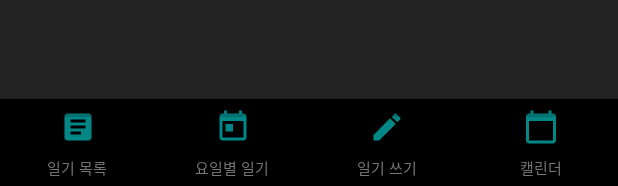
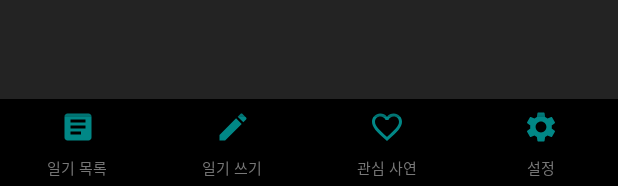
Before and after one commit to sgyoung96/Diary, an Android app: the layout activity_main_page.xml on its own in the app's theme, with its tools: preview values and no code run, on a phone screen of 412 x 824 dp. Shown: the part 1047-1233 px from the top of the screen. Run offline under Robolectric (Android 15) with nearby library versions, the phone set to English and light mode, and no system bars.

Commit message:
전체 윤곽 설정

```diff
--- a/ver1/app/src/main/java/com/example/diary1/datasave/query/LoginQuery.kt
+++ b/ver1/app/src/main/java/com/example/diary1/datasave/query/LoginQuery.kt
@@ -7,7 +7,6 @@
 import com.example.diary1.constants.SQLiteDBInfo
 import com.example.diary1.constants.UserInfo
 import com.example.diary1.datasave.SQLiteDBHelper
-import kotlinx.android.synthetic.main.activity_login.*
 import org.mindrot.jbcrypt.BCrypt
 
 object LoginQuery {
@@ -24,6 +23,10 @@
 
         return if (result.moveToNext()) {
             // 생성된 해쉬를 원래 비밀번호로 검증하는 방법. 맞을 경우 true 반환. 주로 로그인 로직에서 사용
+            // 여기서 터지는 이유를 찾아보자!!! -> ture 일 경우는 괜찮음. 근데 비밀번호 불일치시 터짐
+            // -> 처음부터 해시로 저장했으면 ㄱㅊ. 그렇지 않았던 경우에 문제가 발생함
+            // manifest 에서 android:allowBackup="false" 설정 바꿔주고, 핸드폰에서 설정 > 앱 > 데이터 삭제(데이터베이스까지 삭제된다는 알림 뜸) 로 해결
+            // -> 앱 삭제 후 재설치시 기존 정보 다 날아감
             val comparePW = BCrypt.checkpw(pw, result.getString(result.getColumnIndex(RegisterInfo.DB_COL_PW)))
             if (comparePW) {
                 UserInfo.userID = result.getString(result.getColumnIndex(RegisterInfo.DB_COL_ID))
--- a/ver1/app/src/main/java/com/example/diary1/ui/activity/LoginActivity.kt
+++ b/ver1/app/src/main/java/com/example/diary1/ui/activity/LoginActivity.kt
@@ -26,7 +26,7 @@
  * <!-- Status bar color. -->
  * <item name="android:statusBarColor" tools:targetApi="l">?attr/colorOnSecondary</item> 속성 변경
  */
-// TODO : 로그인시 비밀번호 일치 Boolean 값 리턴하도록 수정, 비밀번호 암호화
+
 // TODO : companion object -> object 클래스명, data class 사용하기
 class LoginActivity : AppCompatActivity() {
 
--- a/ver1/app/src/main/java/com/example/diary1/util/RegisterUtils.kt
+++ b/ver1/app/src/main/java/com/example/diary1/util/RegisterUtils.kt
@@ -15,10 +15,7 @@
             val readDatabase: SQLiteDatabase = dbHelper.readableDatabase
             val checkRegisterQuery = RegisterQuery.checkOneRegister(id)
             val result = readDatabase.rawQuery(checkRegisterQuery, null)
-            while (result.moveToNext()) {
-                return true
-            }
-            return false
+            return result.moveToNext()
         }
     }
 }
--- a/ver1/app/src/main/res/drawable/bottom_button_calendar_off.xml
+++ /dev/null
@@ -1,5 +0,0 @@
-<vector android:height="24dp" android:tint="@color/main_highlight"
-    android:viewportHeight="24" android:viewportWidth="24"
-    android:width="24dp" xmlns:android="http://schemas.android.com/apk/res/android">
-    <path android:fillColor="@android:color/white" android:pathData="M20,3h-1L19,1h-2v2L7,3L7,1L5,1v2L4,3c-1.1,0 -2,0.9 -2,2v16c0,1.1 0.9,2 2,2h16c1.1,0 2,-0.9 2,-2L22,5c0,-1.1 -0.9,-2 -2,-2zM20,21L4,21L4,8h16v13z"/>
-</vector>
--- a/ver1/app/src/main/res/drawable/bottom_button_calendar_on.xml
+++ /dev/null
@@ -1,5 +0,0 @@
-<vector android:height="24dp" android:tint="@color/input_highlight"
-    android:viewportHeight="24" android:viewportWidth="24"
-    android:width="24dp" xmlns:android="http://schemas.android.com/apk/res/android">
-    <path android:fillColor="@android:color/white" android:pathData="M20,3h-1L19,1h-2v2L7,3L7,1L5,1v2L4,3c-1.1,0 -2,0.9 -2,2v16c0,1.1 0.9,2 2,2h16c1.1,0 2,-0.9 2,-2L22,5c0,-1.1 -0.9,-2 -2,-2zM20,21L4,21L4,8h16v13z"/>
-</vector>
--- /dev/null
+++ b/ver1/app/src/main/res/drawable/bottom_button_my_off.xml
@@ -0,0 +1,5 @@
+<vector android:height="24dp" android:tint="@color/main_highlight"
+    android:viewportHeight="24" android:viewportWidth="24"
+    android:width="24dp" xmlns:android="http://schemas.android.com/apk/res/android">
+    <path android:fillColor="@android:color/white" android:pathData="M16.5,3c-1.74,0 -3.41,0.81 -4.5,2.09C10.91,3.81 9.24,3 7.5,3 4.42,3 2,5.42 2,8.5c0,3.78 3.4,6.86 8.55,11.54L12,21.35l1.45,-1.32C18.6,15.36 22,12.28 22,8.5 22,5.42 19.58,3 16.5,3zM12.1,18.55l-0.1,0.1 -0.1,-0.1C7.14,14.24 4,11.39 4,8.5 4,6.5 5.5,5 7.5,5c1.54,0 3.04,0.99 3.57,2.36h1.87C13.46,5.99 14.96,5 16.5,5c2,0 3.5,1.5 3.5,3.5 0,2.89 -3.14,5.74 -7.9,10.05z"/>
+</vector>
--- /dev/null
+++ b/ver1/app/src/main/res/drawable/bottom_button_my_on.xml
@@ -0,0 +1,5 @@
+<vector android:height="24dp" android:tint="@color/input_highlight"
+    android:viewportHeight="24" android:viewportWidth="24"
+    android:width="24dp" xmlns:android="http://schemas.android.com/apk/res/android">
+    <path android:fillColor="@android:color/white" android:pathData="M12,21.35l-1.45,-1.32C5.4,15.36 2,12.28 2,8.5 2,5.42 4.42,3 7.5,3c1.74,0 3.41,0.81 4.5,2.09C13.09,3.81 14.76,3 16.5,3 19.58,3 22,5.42 22,8.5c0,3.78 -3.4,6.86 -8.55,11.54L12,21.35z"/>
+</vector>
--- a/ver1/app/src/main/res/drawable/bottom_button_per_day_off.xml
+++ /dev/null
@@ -1,5 +0,0 @@
-<vector android:height="24dp" android:tint="@color/main_highlight"
-    android:viewportHeight="24" android:viewportWidth="24"
-    android:width="24dp" xmlns:android="http://schemas.android.com/apk/res/android">
-    <path android:fillColor="@android:color/white" android:pathData="M19,3h-1L18,1h-2v2L8,3L8,1L6,1v2L5,3c-1.11,0 -1.99,0.9 -1.99,2L3,19c0,1.1 0.89,2 2,2h14c1.1,0 2,-0.9 2,-2L21,5c0,-1.1 -0.9,-2 -2,-2zM19,19L5,19L5,8h14v11zM7,10h5v5L7,15z"/>
-</vector>
--- a/ver1/app/src/main/res/drawable/bottom_button_per_day_on.xml
+++ /dev/null
@@ -1,5 +0,0 @@
-<vector android:height="24dp" android:tint="@color/input_highlight"
-    android:viewportHeight="24" android:viewportWidth="24"
-    android:width="24dp" xmlns:android="http://schemas.android.com/apk/res/android">
-    <path android:fillColor="@android:color/white" android:pathData="M19,3h-1L18,1h-2v2L8,3L8,1L6,1v2L5,3c-1.11,0 -1.99,0.9 -1.99,2L3,19c0,1.1 0.89,2 2,2h14c1.1,0 2,-0.9 2,-2L21,5c0,-1.1 -0.9,-2 -2,-2zM19,19L5,19L5,8h14v11zM7,10h5v5L7,15z"/>
-</vector>
--- /dev/null
+++ b/ver1/app/src/main/res/drawable/bottom_button_setting_off.xml
@@ -0,0 +1,5 @@
+<vector android:height="24dp" android:tint="@color/main_highlight"
+    android:viewportHeight="24" android:viewportWidth="24"
+    android:width="24dp" xmlns:android="http://schemas.android.com/apk/res/android">
+    <path android:fillColor="@android:color/white" android:pathData="M19.14,12.94c0.04,-0.3 0.06,-0.61 0.06,-0.94c0,-0.32 -0.02,-0.64 -0.07,-0.94l2.03,-1.58c0.18,-0.14 0.23,-0.41 0.12,-0.61l-1.92,-3.32c-0.12,-0.22 -0.37,-0.29 -0.59,-0.22l-2.39,0.96c-0.5,-0.38 -1.03,-0.7 -1.62,-0.94L14.4,2.81c-0.04,-0.24 -0.24,-0.41 -0.48,-0.41h-3.84c-0.24,0 -0.43,0.17 -0.47,0.41L9.25,5.35C8.66,5.59 8.12,5.92 7.63,6.29L5.24,5.33c-0.22,-0.08 -0.47,0 -0.59,0.22L2.74,8.87C2.62,9.08 2.66,9.34 2.86,9.48l2.03,1.58C4.84,11.36 4.8,11.69 4.8,12s0.02,0.64 0.07,0.94l-2.03,1.58c-0.18,0.14 -0.23,0.41 -0.12,0.61l1.92,3.32c0.12,0.22 0.37,0.29 0.59,0.22l2.39,-0.96c0.5,0.38 1.03,0.7 1.62,0.94l0.36,2.54c0.05,0.24 0.24,0.41 0.48,0.41h3.84c0.24,0 0.44,-0.17 0.47,-0.41l0.36,-2.54c0.59,-0.24 1.13,-0.56 1.62,-0.94l2.39,0.96c0.22,0.08 0.47,0 0.59,-0.22l1.92,-3.32c0.12,-0.22 0.07,-0.47 -0.12,-0.61L19.14,12.94zM12,15.6c-1.98,0 -3.6,-1.62 -3.6,-3.6s1.62,-3.6 3.6,-3.6s3.6,1.62 3.6,3.6S13.98,15.6 12,15.6z"/>
+</vector>
--- /dev/null
+++ b/ver1/app/src/main/res/drawable/bottom_button_setting_on.xml
@@ -0,0 +1,5 @@
+<vector android:height="24dp" android:tint="@color/input_highlight"
+    android:viewportHeight="24" android:viewportWidth="24"
+    android:width="24dp" xmlns:android="http://schemas.android.com/apk/res/android">
+    <path android:fillColor="@android:color/white" android:pathData="M19.14,12.94c0.04,-0.3 0.06,-0.61 0.06,-0.94c0,-0.32 -0.02,-0.64 -0.07,-0.94l2.03,-1.58c0.18,-0.14 0.23,-0.41 0.12,-0.61l-1.92,-3.32c-0.12,-0.22 -0.37,-0.29 -0.59,-0.22l-2.39,0.96c-0.5,-0.38 -1.03,-0.7 -1.62,-0.94L14.4,2.81c-0.04,-0.24 -0.24,-0.41 -0.48,-0.41h-3.84c-0.24,0 -0.43,0.17 -0.47,0.41L9.25,5.35C8.66,5.59 8.12,5.92 7.63,6.29L5.24,5.33c-0.22,-0.08 -0.47,0 -0.59,0.22L2.74,8.87C2.62,9.08 2.66,9.34 2.86,9.48l2.03,1.58C4.84,11.36 4.8,11.69 4.8,12s0.02,0.64 0.07,0.94l-2.03,1.58c-0.18,0.14 -0.23,0.41 -0.12,0.61l1.92,3.32c0.12,0.22 0.37,0.29 0.59,0.22l2.39,-0.96c0.5,0.38 1.03,0.7 1.62,0.94l0.36,2.54c0.05,0.24 0.24,0.41 0.48,0.41h3.84c0.24,0 0.44,-0.17 0.47,-0.41l0.36,-2.54c0.59,-0.24 1.13,-0.56 1.62,-0.94l2.39,0.96c0.22,0.08 0.47,0 0.59,-0.22l1.92,-3.32c0.12,-0.22 0.07,-0.47 -0.12,-0.61L19.14,12.94zM12,15.6c-1.98,0 -3.6,-1.62 -3.6,-3.6s1.62,-3.6 3.6,-3.6s3.6,1.62 3.6,3.6S13.98,15.6 12,15.6z"/>
+</vector>
--- a/ver1/app/src/main/res/layout/activity_main_page.xml
+++ b/ver1/app/src/main/res/layout/activity_main_page.xml
@@ -80,39 +80,6 @@
             >
 
             <ImageView
-                android:id="@+id/iv_bottom_per_day"
-                android:layout_width="wrap_content"
-                android:layout_height="wrap_content"
-                android:backgroundTint="@color/main_background"
-                android:src="@drawable/bottom_button_per_day_off"
-                app:layout_constraintTop_toTopOf="parent"
-                app:layout_constraintStart_toStartOf="parent"
-                app:layout_constraintEnd_toEndOf="parent"
-                app:layout_constraintBottom_toTopOf="@id/tv_bottom_per_day"
-                />
-
-            <TextView
-                android:id="@+id/tv_bottom_per_day"
-                android:layout_width="match_parent"
-                android:layout_height="wrap_content"
-                android:text="@string/bottom_button_diary_per_day"
-                android:textColor="@color/main_sub_text_color"
-                android:textSize="10dp"
-                android:textStyle="normal"
-                android:gravity="center"
-                app:layout_constraintTop_toBottomOf="@id/iv_bottom_per_day"
-                app:layout_constraintBottom_toBottomOf="parent"
-                />
-
-        </androidx.constraintlayout.widget.ConstraintLayout>
-
-        <androidx.constraintlayout.widget.ConstraintLayout
-            android:layout_width="match_parent"
-            android:layout_height="match_parent"
-            android:layout_weight="1"
-            >
-
-            <ImageView
                 android:id="@+id/iv_bottom_post"
                 android:layout_width="wrap_content"
                 android:layout_height="wrap_content"
@@ -146,27 +113,60 @@
             >
 
             <ImageView
-                android:id="@+id/iv_bottom_calendar"
+                android:id="@+id/iv_bottom_my"
                 android:layout_width="wrap_content"
                 android:layout_height="wrap_content"
                 android:backgroundTint="@color/main_background"
-                android:src="@drawable/bottom_button_calendar_off"
-                app:layout_constraintTop_toTopOf=   "parent"
+                android:src="@drawable/bottom_button_my_off"
+                app:layout_constraintTop_toTopOf="parent"
                 app:layout_constraintStart_toStartOf="parent"
                 app:layout_constraintEnd_toEndOf="parent"
-                app:layout_constraintBottom_toTopOf="@id/tv_bottom_calendar"
+                app:layout_constraintBottom_toTopOf="@id/tv_bottom_my"
                 />
 
             <TextView
-                android:id="@+id/tv_bottom_calendar"
+                android:id="@+id/tv_bottom_my"
                 android:layout_width="match_parent"
                 android:layout_height="wrap_content"
-                android:text="@string/bottom_button_diary_calendar"
+                android:text="@string/bottom_button_diary_my"
                 android:textColor="@color/main_sub_text_color"
                 android:textSize="10dp"
                 android:textStyle="normal"
                 android:gravity="center"
-                app:layout_constraintTop_toBottomOf="@id/iv_bottom_calendar"
+                app:layout_constraintTop_toBottomOf="@id/iv_bottom_my"
+                app:layout_constraintBottom_toBottomOf="parent"
+                />
+
+        </androidx.constraintlayout.widget.ConstraintLayout>
+
+        <androidx.constraintlayout.widget.ConstraintLayout
+            android:layout_width="match_parent"
+            android:layout_height="match_parent"
+            android:layout_weight="1"
+            >
+
+            <ImageView
+                android:id="@+id/iv_bottom_setting"
+                android:layout_width="wrap_content"
+                android:layout_height="wrap_content"
+                android:backgroundTint="@color/main_background"
+                android:src="@drawable/bottom_button_setting_off"
+                app:layout_constraintTop_toTopOf="parent"
+                app:layout_constraintStart_toStartOf="parent"
+                app:layout_constraintEnd_toEndOf="parent"
+                app:layout_constraintBottom_toTopOf="@id/tv_bottom_setting"
+                />
+
+            <TextView
+                android:id="@+id/tv_bottom_setting"
+                android:layout_width="match_parent"
+                android:layout_height="wrap_content"
+                android:text="@string/bottom_button_diary_setting"
+                android:textColor="@color/main_sub_text_color"
+                android:textSize="10dp"
+                android:textStyle="normal"
+                android:gravity="center"
+                app:layout_constraintTop_toBottomOf="@id/iv_bottom_setting"
                 app:layout_constraintBottom_toBottomOf="parent"
                 />
 
@@ -194,14 +194,6 @@
             />
 
         <Button
-            android:id="@+id/bottom_btn_per_day"
-            android:layout_width="wrap_content"
-            android:layout_height="match_parent"
-            android:layout_weight="1"
-            android:backgroundTint="@color/bg_transparent"
-            />
-
-        <Button
             android:id="@+id/bottom_btn_post"
             android:layout_width="wrap_content"
             android:layout_height="match_parent"
@@ -210,7 +202,15 @@
             />
 
         <Button
-            android:id="@+id/bottom_btn_calendar"
+            android:id="@+id/bottom_btn_my"
+            android:layout_width="wrap_content"
+            android:layout_height="match_parent"
+            android:layout_weight="1"
+            android:backgroundTint="@color/bg_transparent"
+            />
+
+        <Button
+            android:id="@+id/bottom_btn_setting"
             android:layout_width="wrap_content"
             android:layout_height="match_parent"
             android:layout_weight="1"
```
Also changed, not shown: ver1/app/src/main/AndroidManifest.xml (+3 -4 lines), ver1/app/src/main/java/com/example/diary1/ui/activity/MainPageActivity.kt (+37 -70 lines), ver1/app/src/main/java/com/example/diary1/ui/activity/SettingActivity.kt (added, +19 -0 lines), ver1/app/src/main/java/com/example/diary1/ui/fragment/CalendarFragment.kt (deleted, +0 -26 lines), ver1/app/src/main/java/com/example/diary1/ui/fragment/DiaryListPerDayFragment.kt (deleted, +0 -29 lines), ver1/app/src/main/res/layout/activity_setting.xml (renamed from ver1/app/src/main/res/layout/fragment_calendar.xml, +5 -8 lines), ver1/app/src/main/res/layout/fragment_diary_list_per_day.xml (deleted, +0 -85 lines), ver1/app/src/main/res/values/strings.xml (+5 -16 lines).
